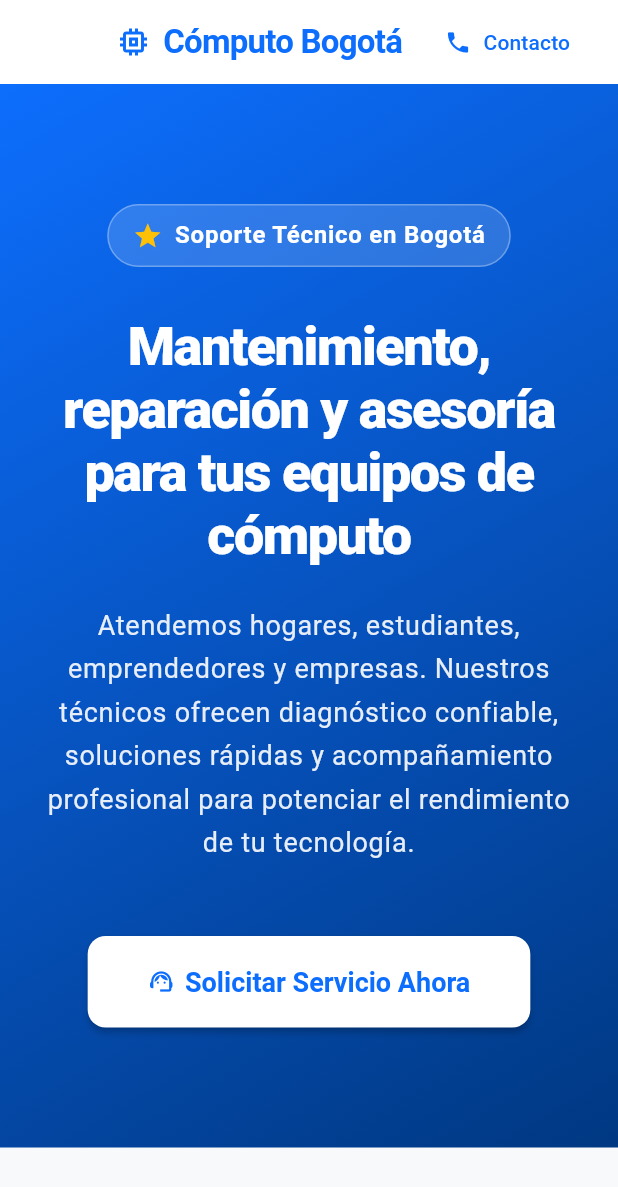
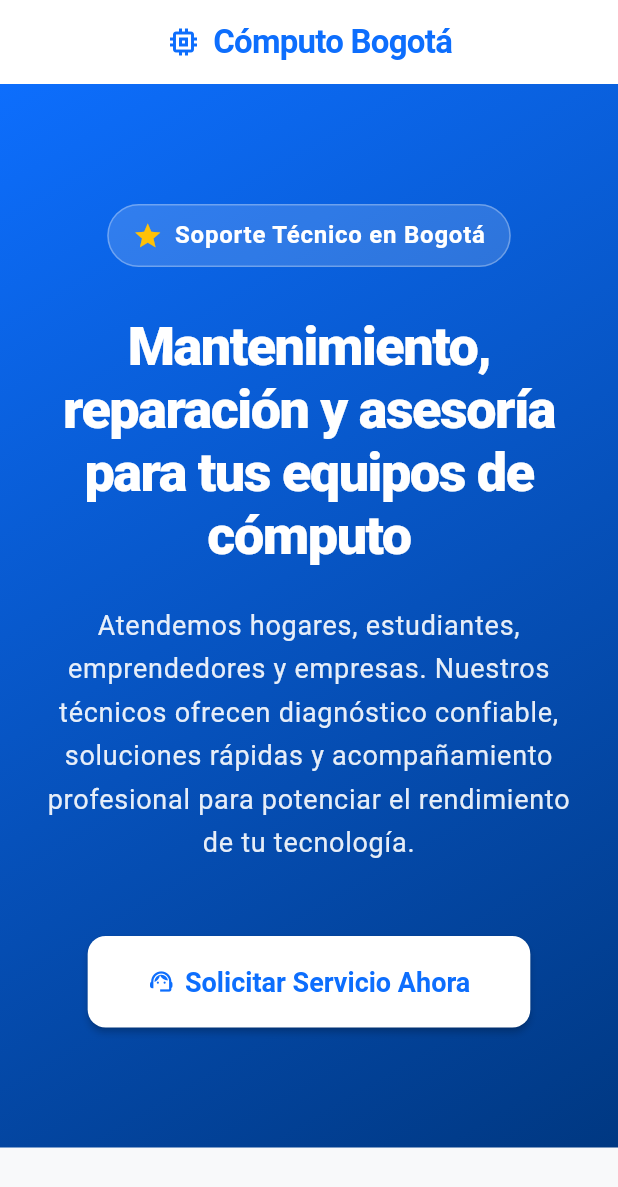
Before and after one commit to luiscsuarez89-creator/pagina, a Flutter app: the screen it shows after launch, after a tap on "Solicitar Servicio Ahora", on a phone screen of 412 x 824 dp. Shown: the top 1187 px of the screen. Run offline on Flutter 3.47's test engine with Material 3 defaults, Android fonts, the phone set to English and light mode, and no system bars.

Commit message:
preparación de versión de publicación, con formulario de contacto

```diff
--- a/lib/repositories/service_repository.dart
+++ b/lib/repositories/service_repository.dart
@@ -20,7 +20,6 @@ class ServiceRepository {
         ServiceItem(service: 'Diagnóstico técnico', price: 'COP 50.000'),
         ServiceItem(service: 'Reparación de sistema operativo', price: 'Desde COP 140.000'),
         ServiceItem(service: 'Cambio de disco HDD a SSD (sin repuesto)', price: 'Desde COP 110.000'),
-        ServiceItem(service: 'Cambio de pantalla portátil (mano de obra)', price: 'Desde COP 180.000'),
         ServiceItem(service: 'Recuperación básica de datos', price: 'Desde COP 160.000'),
       ],
     ),
@@ -31,7 +30,6 @@ class ServiceRepository {
         ServiceItem(service: 'Asesoría para compra de equipos', price: 'COP 90.000 / hora'),
         ServiceItem(service: 'Configuración de oficina en casa', price: 'Desde COP 130.000'),
         ServiceItem(service: 'Implementación de copias de seguridad', price: 'Desde COP 120.000'),
-        ServiceItem(service: 'Asesoría en ciberseguridad básica', price: 'COP 100.000 / hora'),
       ],
     ),
   ];
--- a/lib/screens/home_page.dart
+++ b/lib/screens/home_page.dart
@@ -30,14 +30,14 @@ class HomePage extends StatelessWidget {
                 const Text('Cómputo Bogotá'),
               ],
             ),
-            actions: [
-              TextButton.icon(
-                onPressed: () {},
-                icon: const Icon(Icons.phone),
-                label: const Text('Contacto'),
-              ),
-              const SizedBox(width: 16),
-            ],
+            // actions: [
+            //   TextButton.icon(
+            //     onPressed: () {},
+            //     icon: const Icon(Icons.phone),
+            //     label: const Text('Contacto'),
+            //   ),
+            //   const SizedBox(width: 16),
+            // ],
           ),
 
           // 2. Body con el Header Premium
--- a/lib/widgets/hero_header.dart
+++ b/lib/widgets/hero_header.dart
@@ -1,4 +1,5 @@
 import 'package:flutter/material.dart';
+import 'package:url_launcher/url_launcher.dart';
 
 class HeroHeader extends StatelessWidget {
   const HeroHeader({super.key});
@@ -70,8 +71,12 @@ class HeroHeader extends StatelessWidget {
               ),
               const SizedBox(height: 48),
               ElevatedButton.icon(
-                onPressed: () {
-                  // Acción de contacto (scrolling o abrir link)
+                onPressed: () async {
+                  final Uri url = Uri.parse('https://forms.gle/yTBEFvwE7Vud8mqeA');
+                  if (!await launchUrl(url)) {
+                    // ignore: avoid_print
+                    print('Could not launch $url');
+                  }
                 },
                 style: ElevatedButton.styleFrom(
                   backgroundColor: Colors.white,
--- a/pubspec.yaml
+++ b/pubspec.yaml
@@ -9,6 +9,7 @@ environment:
 dependencies:
   flutter:
     sdk: flutter
+  url_launcher: ^6.3.1
 
 flutter:
   uses-material-design: true
```
Also changed, not shown: pubspec.lock, 4 other files.
